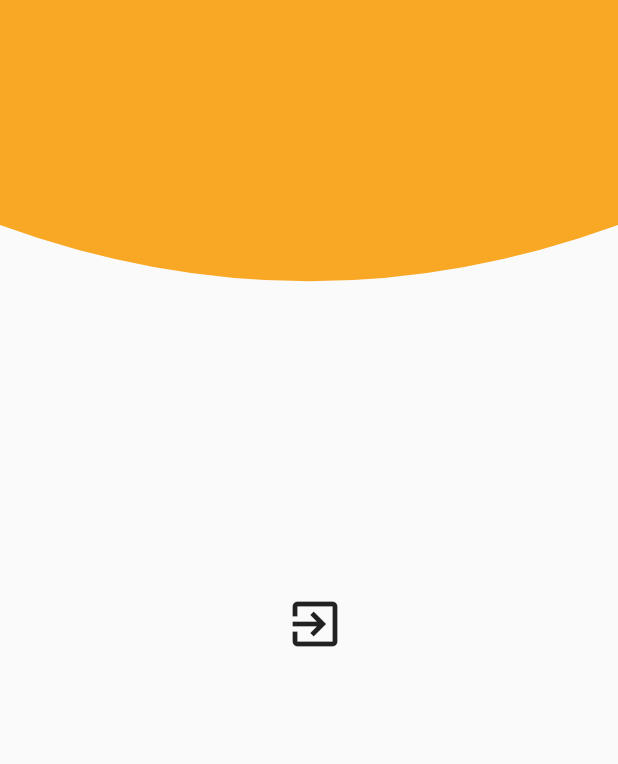
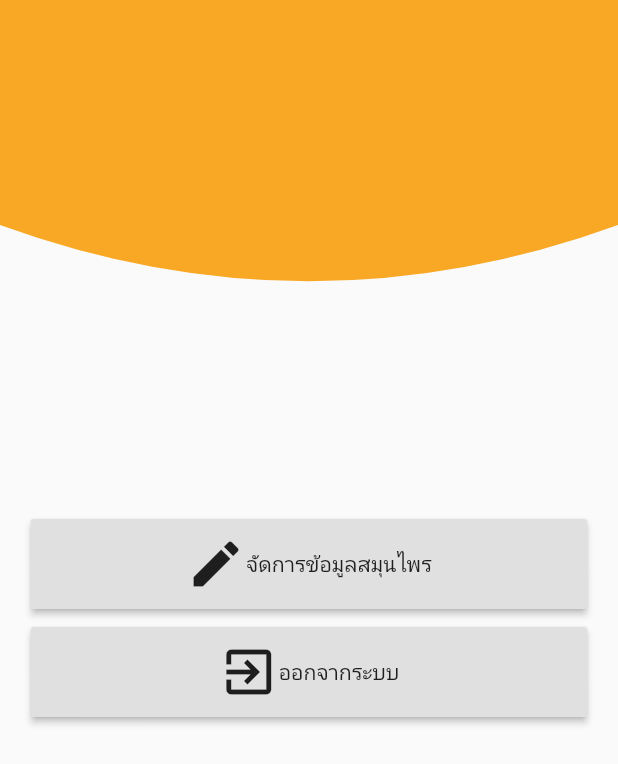
Before and after one commit to paraweethongnoi/Project_thaiherb, a Flutter app: the Home screen opened directly, on a phone screen of 412 x 824 dp. Shown: the top 764 px of the screen. Run offline on Flutter 3.47's test engine with Material 2 defaults, Android fonts, the phone set to English and light mode, and no system bars; our stand-ins replace cloud_firestore, contacts_service, firebase_auth, firebase_core, firebase_storage, flutter_svg and 2 more; accounts and stored records are empty.

Commit message:
update tn v.2

```diff
--- a/lib/widget/delete_edit_product.dart
+++ b/lib/widget/delete_edit_product.dart
@@ -1,21 +1,38 @@
 import 'package:firebase_auth/firebase_auth.dart';
 import 'package:flutter/material.dart';
 import 'package:tess/screens/bmi1.dart';
+import 'package:tess/widget/show_edit_del_pd.dart';
 class DeleteEdite{
     final BuildContext _context;
     DeleteEdite(BuildContext context) : _context = context;
 
 
-  Widget signOutButton() {
-    return IconButton(
-      icon: Icon(
-        Icons.exit_to_app,
-        size: 40,
+  Widget signOutButton(String status,IconData icon,String text) {
+    return SizedBox(
+      width: MediaQuery.of(_context).size.width*0.9,
+      height: 60,
+      child: RaisedButton(
+        child: Center(
+          child: Row(
+            mainAxisSize: MainAxisSize.min,
+            children: [
+              Icon(
+            icon,
+            size: 40,
+            ),
+            Text("$text")
+            ],
+          ),
+        ),
+        onPressed:
+        status == "edit"? (){
+          MaterialPageRoute route = MaterialPageRoute(builder: (BuildContext _context)=>ShowEditDelPd());
+          Navigator.of(_context).push(route);
+        }
+        :() {
+          myAlert();
+        },
       ),
-      tooltip: 'Sign Out',
-      onPressed: () {
-        myAlert();
-      },
     );
   }
 
@@ -63,7 +80,7 @@ class DeleteEdite{
     );
   }
 
-
+    //main state detele_edite//
     Widget deleteEdit(){
     return Stack(
         alignment: Alignment.center,
@@ -75,7 +92,14 @@ class DeleteEdite{
             ),
             painter: HeaderCurvedContainer(),
           ),
-          signOutButton()
+          Column(
+            mainAxisSize: MainAxisSize.min,
+            children: [
+              signOutButton("edit",Icons.edit,"จัดการข้อมูลสมุนไพร"),
+              Padding(padding: EdgeInsets.only(bottom: 12)),
+              signOutButton("logout",Icons.exit_to_app,"ออกจากระบบ")
+            ],
+          ),
         ],
       );
   }
```
Also changed, not shown: lib/widget/show_edit_del_pd.dart (added, +131 -0 lines).
